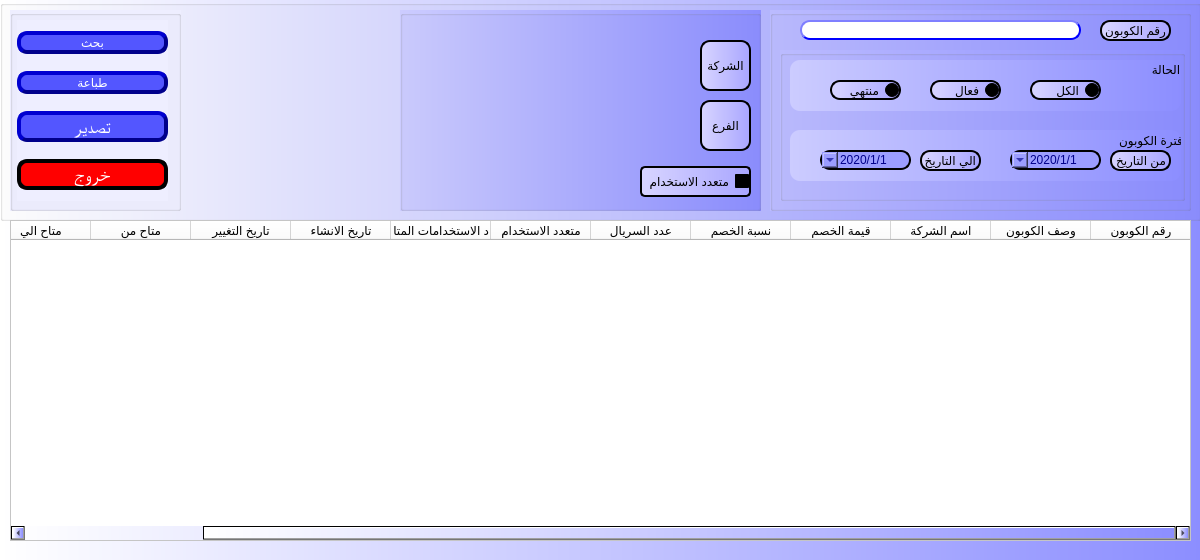
Before: the Qt Designer form presentation/reports_ui/Coupon_display.ui in shymaa123456/HyperPOS2020, drawn with Qt 5.
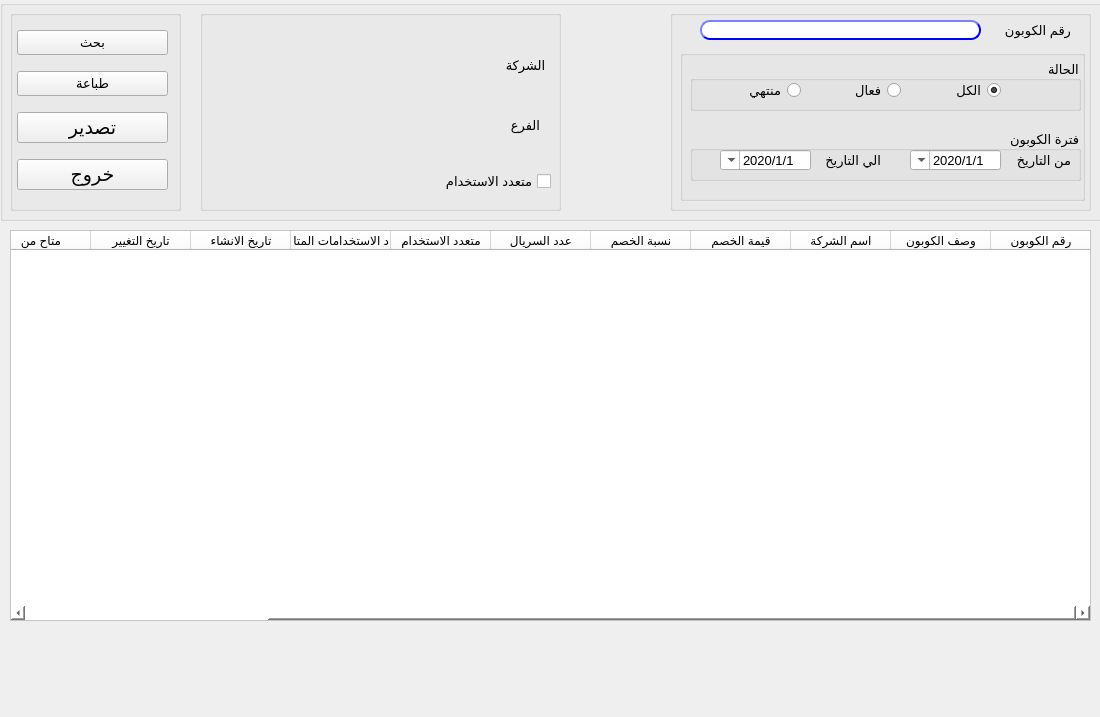
After: the same form once the commit is applied.

Diff of the .ui file:
```diff
--- a/presentation/reports_ui/Coupon_display.ui
+++ b/presentation/reports_ui/Coupon_display.ui
@@ -6,20 +6,20 @@
    <rect>
     <x>0</x>
     <y>0</y>
-    <width>1200</width>
-    <height>560</height>
+    <width>1100</width>
+    <height>717</height>
    </rect>
   </property>
   <property name="minimumSize">
    <size>
-    <width>1200</width>
-    <height>560</height>
+    <width>1100</width>
+    <height>717</height>
    </size>
   </property>
   <property name="maximumSize">
    <size>
-    <width>1200</width>
-    <height>560</height>
+    <width>1100</width>
+    <height>717</height>
    </size>
   </property>
   <property name="windowTitle">
@@ -32,7 +32,7 @@
    <enum>Qt::RightToLeft</enum>
   </property>
   <property name="styleSheet">
-   <string notr="true">background-color: qlineargradient(spread:pad, x1:0, y1:0, x2:1, y2:0, stop:0 #ffffff, stop:1 #8c8eff);</string>
+   <string notr="true"/>
   </property>
   <widget class="QGroupBox" name="groupBox">
    <property name="geometry">
@@ -54,7 +54,7 @@
     <enum>Qt::LeftToRight</enum>
    </property>
    <property name="styleSheet">
-    <string notr="true">background-color: qlineargradient(spread:pad, x1:0, y1:0, x2:1, y2:0, stop:0 #ffffff, stop:1 #8c8eff);</string>
+    <string notr="true"/>
    </property>
    <property name="title">
     <string/>
@@ -65,14 +65,14 @@
     </property>
     <property name="geometry">
      <rect>
-      <x>400</x>
+      <x>200</x>
       <y>10</y>
       <width>361</width>
       <height>201</height>
      </rect>
     </property>
     <property name="styleSheet">
-     <string notr="true">background-color: qlineargradient(spread:pad, x1:0, y1:0, x2:1, y2:0, stop:0 #ccccff, stop:1 #8c8eff);</string>
+     <string notr="true"/>
     </property>
     <property name="title">
      <string/>
@@ -100,12 +100,7 @@
       <enum>Qt::RightToLeft</enum>
      </property>
      <property name="styleSheet">
-      <string notr="true">color:Black;
-background-color: qlineargradient(spread:pad, x1:0, y1:0, x2:1, y2:0, stop:0 #d8d5ff, stop:1 #a9a6ff);
-border-style: outset;
-border-width: 2px;
-border-radius: 5px;
-border-color:black;</string>
+      <string notr="true"/>
      </property>
      <property name="text">
       <string>متعدد الاستخدام</string>
@@ -121,12 +116,7 @@
       </rect>
      </property>
      <property name="styleSheet">
-      <string notr="true">color:Black;
-background-color: qlineargradient(spread:pad, x1:0, y1:0, x2:1, y2:0, stop:0 #d8d5ff, stop:1 #a9a6ff);
-border-style: outset;
-border-width: 2px;
-border-radius: 10px;
-border-color:black;</string>
+      <string notr="true"/>
      </property>
      <property name="text">
       <string>الشركة</string>
@@ -145,12 +135,7 @@
       </rect>
      </property>
      <property name="styleSheet">
-      <string notr="true">color:Black;
-background-color: qlineargradient(spread:pad, x1:0, y1:0, x2:1, y2:0, stop:0 #d8d5ff, stop:1 #a9a6ff);
-border-style: outset;
-border-width: 2px;
-border-radius: 10px;
-border-color:black;</string>
+      <string notr="true"/>
      </property>
      <property name="text">
       <string>الفرع</string>
@@ -163,7 +148,7 @@
    <widget class="QGroupBox" name="groupBox_5">
     <property name="geometry">
      <rect>
-      <x>770</x>
+      <x>670</x>
       <y>10</y>
       <width>421</width>
       <height>201</height>
@@ -173,7 +158,7 @@
      <enum>Qt::RightToLeft</enum>
     </property>
     <property name="styleSheet">
-     <string notr="true">background-color: qlineargradient(spread:pad, x1:0, y1:0, x2:1, y2:0, stop:0 #bbbbff, stop:1 #8c8eff);</string>
+     <string notr="true"/>
     </property>
     <property name="title">
      <string/>
@@ -243,12 +228,7 @@
        <enum>Qt::RightToLeft</enum>
       </property>
       <property name="styleSheet">
-       <string notr="true">color:Black;
-background-color: qlineargradient(spread:pad, x1:0, y1:0, x2:1, y2:0, stop:0 #d8d5ff, stop:1 #a9a6ff);
-border-width: 2px;
-border-radius: 10px;
-border-color:black;
-background-color: qlineargradient(spread:pad, x1:0, y1:0, x2:1, y2:0, stop:0 #ccccff, stop:1 #8c8eff);</string>
+       <string notr="true"/>
       </property>
       <property name="title">
        <string>فترة الكوبون</string>
@@ -263,13 +243,7 @@
         </rect>
        </property>
        <property name="styleSheet">
-        <string notr="true">color:darkblue;
-background-color: qlineargradient(spread:pad, x1:0, y1:0, x2:1, y2:0, stop:0 #d8d5ff, stop:1 #a9a6ff);
-border-style: outset;
-border-width: 2px;
-border-radius: 10px;
-border-color:black;
-background-color: #9c9eff;</string>
+        <string notr="true"/>
        </property>
        <property name="minimumDateTime">
         <datetime>
@@ -298,12 +272,7 @@
         </rect>
        </property>
        <property name="styleSheet">
-        <string notr="true">color:Black;
-background-color: qlineargradient(spread:pad, x1:0, y1:0, x2:1, y2:0, stop:0 #d8d5ff, stop:1 #a9a6ff);
-border-style: outset;
-border-width: 2px;
-border-radius: 10px;
-border-color:black;</string>
+        <string notr="true"/>
        </property>
        <property name="text">
         <string>الي التاريخ</string>
@@ -322,13 +291,7 @@
         <enum>Qt::RightToLeft</enum>
        </property>
        <property name="styleSheet">
-        <string notr="true">color:darkblue;
-background-color: qlineargradient(spread:pad, x1:0, y1:0, x2:1, y2:0, stop:0 #d8d5ff, stop:1 #a9a6ff);
-border-style: outset;
-border-width: 2px;
-border-radius: 10px;
-border-color:black;
-background-color: #9c9eff;</string>
+        <string notr="true"/>
        </property>
        <property name="minimumDateTime">
         <datetime>
@@ -357,12 +320,7 @@
         </rect>
        </property>
        <property name="styleSheet">
-        <string notr="true">color:Black;
-background-color: qlineargradient(spread:pad, x1:0, y1:0, x2:1, y2:0, stop:0 #d8d5ff, stop:1 #a9a6ff);
-border-style: outset;
-border-width: 2px;
-border-radius: 10px;
-border-color:black;</string>
+        <string notr="true"/>
        </property>
        <property name="text">
         <string>من التاريخ</string>
@@ -382,12 +340,7 @@
        <enum>Qt::RightToLeft</enum>
       </property>
       <property name="styleSheet">
-       <string notr="true">color:Black;
-background-color: qlineargradient(spread:pad, x1:0, y1:0, x2:1, y2:0, stop:0 #d8d5ff, stop:1 #a9a6ff);
-border-width: 2px;
-border-radius: 10px;
-border-color:black;
-background-color: qlineargradient(spread:pad, x1:0, y1:0, x2:1, y2:0, stop:0 #ccccff, stop:1 #8c8eff);</string>
+       <string notr="true"/>
       </property>
       <property name="title">
        <string>الحالة</string>
@@ -402,12 +355,7 @@
         </rect>
        </property>
        <property name="styleSheet">
-        <string notr="true">color:Black;
-background-color: qlineargradient(spread:pad, x1:0, y1:0, x2:1, y2:0, stop:0 #d8d5ff, stop:1 #a9a6ff);
-border-style: outset;
-border-width: 2px;
-border-radius: 10px;
-border-color:black;</string>
+        <string notr="true"/>
        </property>
        <property name="text">
         <string>فعال</string>
@@ -423,12 +371,7 @@
         </rect>
        </property>
        <property name="styleSheet">
-        <string notr="true">color:Black;
-background-color: qlineargradient(spread:pad, x1:0, y1:0, x2:1, y2:0, stop:0 #d8d5ff, stop:1 #a9a6ff);
-border-style: outset;
-border-width: 2px;
-border-radius: 10px;
-border-color:black;</string>
+        <string notr="true"/>
        </property>
        <property name="text">
         <string>منتهي</string>
@@ -447,12 +390,7 @@
         </rect>
        </property>
        <property name="styleSheet">
-        <string notr="true">color:Black;
-background-color: qlineargradient(spread:pad, x1:0, y1:0, x2:1, y2:0, stop:0 #d8d5ff, stop:1 #a9a6ff);
-border-style: outset;
-border-width: 2px;
-border-radius: 10px;
-border-color:black;</string>
+        <string notr="true"/>
        </property>
        <property name="text">
         <string>الكل</string>
@@ -473,12 +411,7 @@
       </rect>
      </property>
      <property name="styleSheet">
-      <string notr="true">color:Black;
-background-color: qlineargradient(spread:pad, x1:0, y1:0, x2:1, y2:0, stop:0 #d8d5ff, stop:1 #a9a6ff);
-border-style: outset;
-border-width: 2px;
-border-radius: 10px;
-border-color:black;</string>
+      <string notr="true"/>
      </property>
      <property name="text">
       <string>رقم الكوبون</string>
@@ -495,7 +428,7 @@
      </rect>
     </property>
     <property name="styleSheet">
-     <string notr="true">background-color: qlineargradient(spread:pad, x1:0, y1:0, x2:1, y2:0, stop:0 #eeeeff, stop:1 #eeeeff);</string>
+     <string notr="true"/>
     </property>
     <property name="title">
      <string/>
@@ -522,28 +455,7 @@
          </sizepolicy>
         </property>
         <property name="styleSheet">
-         <string notr="true">QPushButton{
-                                        background-color: #5356ff;
-                                        border-style: outset;
-                                        border-width: 4px;
-                                        border-radius: 10px;
-                                        border-color: darkblue;
-                    color:white;
-	font: 75 14pt &quot;MS Shell Dlg 2&quot;;
-	                                    }
-                                        QPushButton:hover {
-                                        background: qradialgradient(
-                                        cx: 0.3, cy: -0.4, fx: 0.3, fy: -0.4,
-                                        radius: 1.35, stop: 0 #3a0dab, stop: 1 #a5a5ff
-                                        );
-                                        }
-                                        QPushButton:pressed {
-                                        border-style: inset;
-                                        background: qradialgradient(
-                                        cx: 0.4, cy: -0.1, fx: 0.4, fy: -0.1,
-                                        radius: 1.35, stop: 0 #a5a5ff, stop: 1 #3a0dab
-                                        );
-                                        }</string>
+         <string notr="true"/>
         </property>
         <property name="text">
          <string>بحث</string>
@@ -559,28 +471,7 @@
          </sizepolicy>
         </property>
         <property name="styleSheet">
-         <string notr="true">QPushButton{
-                                        background-color: #5356ff;
-                                        border-style: outset;
-                                        border-width: 4px;
-                                        border-radius: 10px;
-                                        border-color: darkblue;
-                    color:white;
-	font: 75 14pt &quot;MS Shell Dlg 2&quot;;
-	                                    }
-                                        QPushButton:hover {
-                                        background: qradialgradient(
-                                        cx: 0.3, cy: -0.4, fx: 0.3, fy: -0.4,
-                                        radius: 1.35, stop: 0 #3a0dab, stop: 1 #a5a5ff
-                                        );
-                                        }
-                                        QPushButton:pressed {
-                                        border-style: inset;
-                                        background: qradialgradient(
-                                        cx: 0.4, cy: -0.1, fx: 0.4, fy: -0.1,
-                                        radius: 1.35, stop: 0 #a5a5ff, stop: 1 #3a0dab
-                                        );
-                                        }</string>
+         <string notr="true"/>
         </property>
         <property name="text">
          <string>طباعة</string>
@@ -599,34 +490,13 @@
          <font>
           <family>MS Shell Dlg 2</family>
           <pointsize>14</pointsize>
-          <weight>9</weight>
+          <weight>50</weight>
           <italic>false</italic>
           <bold>false</bold>
          </font>
         </property>
         <property name="styleSheet">
-         <string notr="true">QPushButton{
-                                        background-color: #5356ff;
-                                        border-style: outset;
-                                        border-width: 4px;
-                                        border-radius: 10px;
-                                        border-color: darkblue;
-                    color:white;
-	font: 75 14pt &quot;MS Shell Dlg 2&quot;;
-	                                    }
-                                        QPushButton:hover {
-                                        background: qradialgradient(
-                                        cx: 0.3, cy: -0.4, fx: 0.3, fy: -0.4,
-                                        radius: 1.35, stop: 0 #3a0dab, stop: 1 #a5a5ff
-                                        );
-                                        }
-                                        QPushButton:pressed {
-                                        border-style: inset;
-                                        background: qradialgradient(
-                                        cx: 0.4, cy: -0.1, fx: 0.4, fy: -0.1,
-                                        radius: 1.35, stop: 0 #a5a5ff, stop: 1 #3a0dab
-                                        );
-                                        }</string>
+         <string notr="true"/>
         </property>
         <property name="text">
          <string>تصدير</string>
@@ -645,34 +515,13 @@
          <font>
           <family>MS Shell Dlg 2</family>
           <pointsize>14</pointsize>
-          <weight>9</weight>
+          <weight>50</weight>
           <italic>false</italic>
           <bold>false</bold>
          </font>
         </property>
         <property name="styleSheet">
-         <string notr="true">QPushButton{
-                                        background-color: red;
-                                        border-style: outset;
-                                        border-width: 4px;
-                                        border-radius: 10px;
-                                        border-color: whitered;
-                    color:white;
-	font: 75 14pt &quot;MS Shell Dlg 2&quot;;
-	                                    }
-                                        QPushButton:hover {
-                                        background: qradialgradient(
-                                        cx: 0.3, cy: -0.4, fx: 0.3, fy: -0.4,
-                                        radius: 1.35, stop: 0 #ff0000, stop: 1 #ff8888
-                                        );
-                                        }
-                                        QPushButton:pressed {
-                                        border-style: inset;
-                                        background: qradialgradient(
-                                        cx: 0.4, cy: -0.1, fx: 0.4, fy: -0.1,
-                                        radius: 1.35, stop: 0 #ff8888, stop: 1 #ff0000
-                                        );
-                                        }</string>
+         <string notr="true"/>
         </property>
         <property name="text">
          <string>خروج</string>
@@ -690,9 +539,9 @@
    <property name="geometry">
     <rect>
      <x>10</x>
-     <y>220</y>
-     <width>1181</width>
-     <height>321</height>
+     <y>230</y>
+     <width>1081</width>
+     <height>391</height>
     </rect>
    </property>
    <layout class="QGridLayout" name="gridLayout_7">
```
